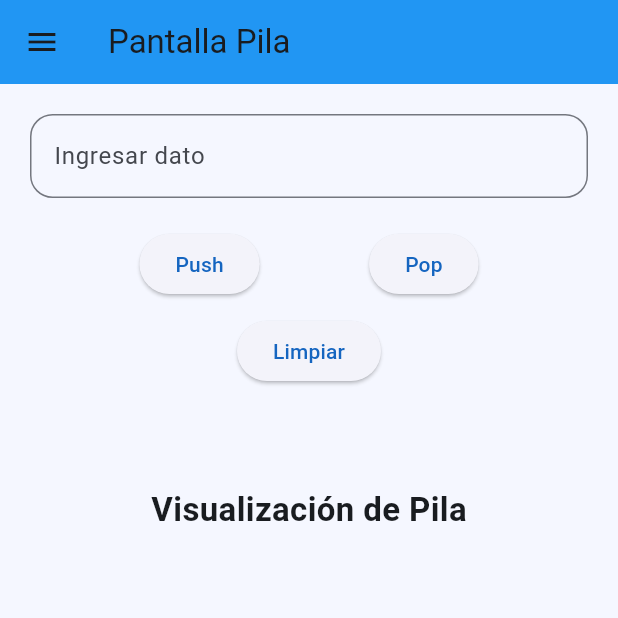
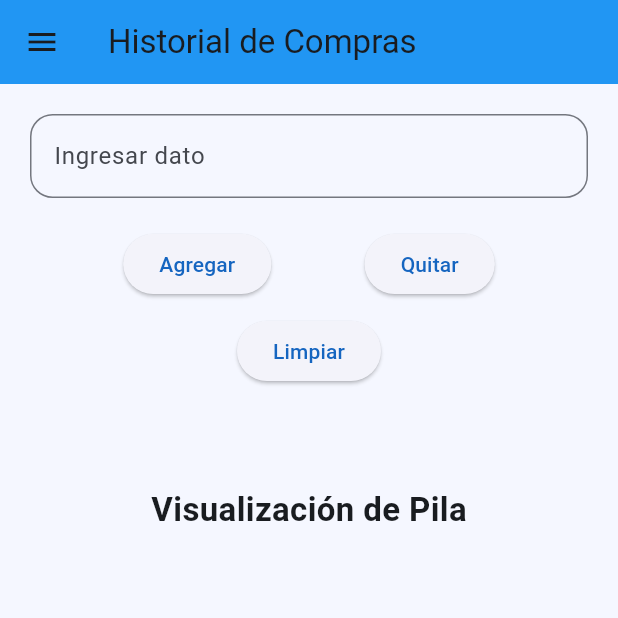
Before and after one commit to Edybler/Laboratorio_clinico, a Flutter app: the PilaScreen screen opened by its route, on a phone screen of 412 x 824 dp, the top half of it. Run offline on Flutter 3.47's test engine with Material 3 defaults, Android fonts, the phone set to English and light mode, and no system bars; our stand-ins replace fl_chart.

Commit message:
Mas cambioso

```diff
--- a/lib/screens/arbol_screen.dart
+++ b/lib/screens/arbol_screen.dart
@@ -107,7 +107,7 @@ class _ArbolScreenState extends State<ArbolScreen> {
 
         return Scaffold(
           appBar: AppBar(
-            title: const Text('Árbol BST'),
+            title: const Text('Índice de Pacientes'),
             backgroundColor: colorPrimario,
             foregroundColor: Colors.white,
           ),
--- a/lib/screens/cola_screen.dart
+++ b/lib/screens/cola_screen.dart
@@ -43,7 +43,7 @@ class _ColaScreenState extends State<ColaScreen> {
 
         return Scaffold(
           appBar: AppBar(
-            title: const Text("Pantalla Cola"),
+            title: const Text("Sala de Espera"),
             backgroundColor: Colors.green,
           ),
           drawer: const NavDrawer(),
@@ -69,11 +69,11 @@ class _ColaScreenState extends State<ColaScreen> {
                   children: [
                     ElevatedButton(
                       onPressed: () => insertar(provider),
-                      child: const Text("Enqueue"),
+                      child: const Text("Agregar"),
                     ),
                     ElevatedButton(
                       onPressed: () => eliminar(provider),
-                      child: const Text("Dequeue"),
+                      child: const Text("Atender"),
                     ),
                   ],
                 ),
--- a/lib/screens/grafo_screen.dart
+++ b/lib/screens/grafo_screen.dart
@@ -35,7 +35,7 @@ class _GrafoScreenState extends State<GrafoScreen> {
 
     return Scaffold(
       appBar: AppBar(
-        title: const Text("Grafo"),
+        title: const Text("Referencias Médicas"),
         backgroundColor: Colors.teal,
         actions: [
           IconButton(
--- a/lib/screens/hash_screen.dart
+++ b/lib/screens/hash_screen.dart
@@ -31,7 +31,7 @@ class _HashScreenState extends State<HashScreen> {
 
     return Scaffold(
       appBar: AppBar(
-        title: const Text("Tabla Hash"),
+        title: const Text("Búsqueda Rápida"),
         backgroundColor: Colors.red,
         actions: [
           // Botón para limpiar toda la tabla
--- a/lib/screens/lista_screen.dart
+++ b/lib/screens/lista_screen.dart
@@ -45,7 +45,7 @@ class _ListaScreenState extends State<ListaScreen> {
 
         return Scaffold(
           appBar: AppBar(
-            title: const Text("Lista Enlazada"),
+            title: const Text("Resultados de Laboratorio"),
             backgroundColor: Colors.orange,
           ),
           drawer: const NavDrawer(),
--- a/lib/screens/pila_screen.dart
+++ b/lib/screens/pila_screen.dart
@@ -47,7 +47,7 @@ class _PilaScreenState extends State<PilaScreen> {
 
         return Scaffold(
           appBar: AppBar(
-            title: const Text("Pantalla Pila"),
+            title: const Text("Historial de Compras"),
             backgroundColor: Colors.blue,
           ),
           drawer: const NavDrawer(),
@@ -73,11 +73,11 @@ class _PilaScreenState extends State<PilaScreen> {
                   children: [
                     ElevatedButton(
                       onPressed: () => insertar(provider),
-                      child: const Text("Push"),
+                      child: const Text("Agregar"),
                     ),
                     ElevatedButton(
                       onPressed: () => eliminar(provider),
-                      child: const Text("Pop"),
+                      child: const Text("Quitar"),
                     ),
                   ],
                 ),
@@ -121,7 +121,7 @@ class _PilaScreenState extends State<PilaScreen> {
                             child: Text("${index + 1}"),
                           ),
                           title: Text(elementos[index]),
-                          subtitle: const Text("Elemento de la pila"),
+                          subtitle: const Text("Registro de historial"),
                         ),
                       );
                     },
```
Also changed, not shown: lib/services/fhir_service.dart (+8 -8 lines).
